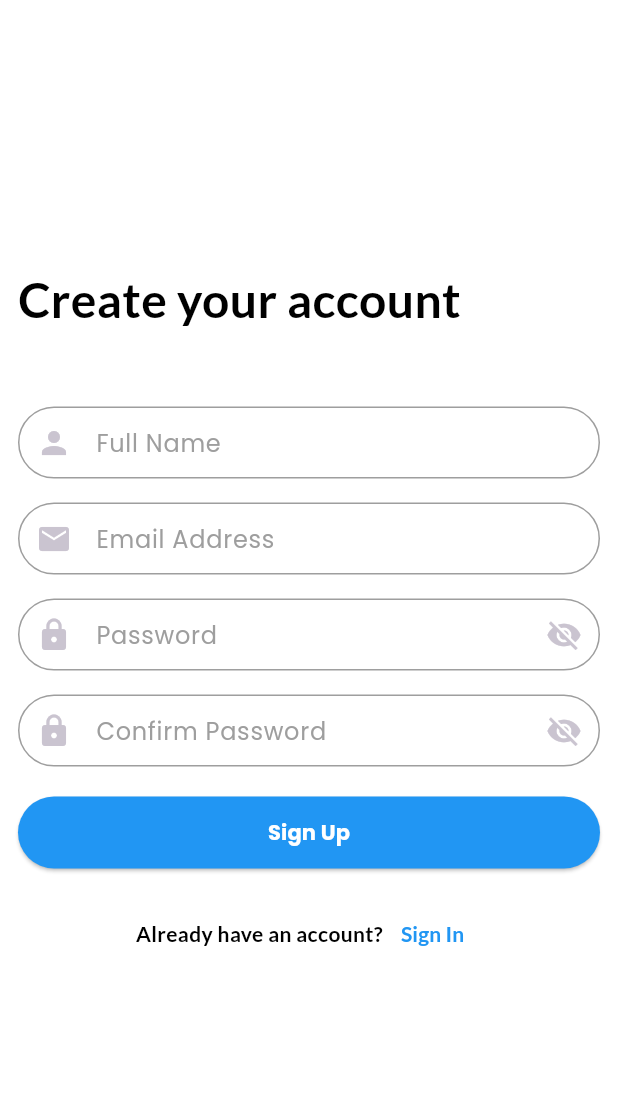
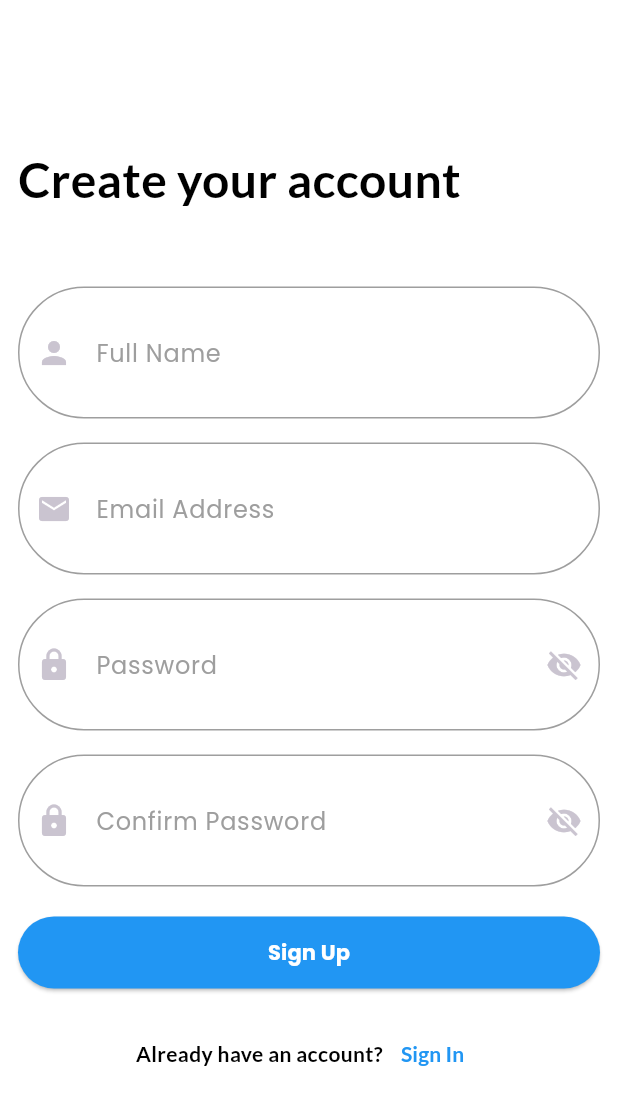
Before and after one commit to ravelinejunior/education_project, a Flutter app: the SignUpScreen screen opened by its route, on a phone screen of 412 x 824 dp. Shown: the top 1105 px of the screen. Run offline on Flutter 3.47's test engine with Material 3 defaults, Android fonts, the phone set to English and light mode, and no system bars; our stand-ins replace bloc, cloud_firestore, dartz, equatable, firebase_auth, firebase_core and 9 more; missing offline and left inert: firebase_ui_auth; accounts and stored records are empty.

```diff
--- a/analysis_options.yaml
+++ b/analysis_options.yaml
@@ -1,4 +1,5 @@
 analyzer:
   errors:
+    avoid_bool_literals_in_conditional_expressions: ignore
     public_member_api_docs: ignore
 include: package:very_good_analysis/analysis_options.yaml
--- a/lib/core/common/widgets/custom_text_field.dart
+++ b/lib/core/common/widgets/custom_text_field.dart
@@ -3,22 +3,28 @@ import 'package:flutter/material.dart';
 class CustomTextField extends StatefulWidget {
   const CustomTextField({
     required this.controller,
-    required this.labelText,
+    this.labelText,
     required this.hintText,
     required this.prefixIcon,
     super.key,
     this.isPasswordField = false,
     this.keyboardType = TextInputType.text,
     this.validator,
+    this.readOnly,
+    this.minHeight,
+    this.maxHeight,
   });
 
   final TextEditingController controller;
-  final String labelText;
+  final String? labelText;
   final String hintText;
   final Icon prefixIcon;
   final bool isPasswordField;
   final TextInputType keyboardType;
   final String? Function(String?)? validator;
+  final bool? readOnly;
+  final int? minHeight;
+  final int? maxHeight;
 
   @override
   State<CustomTextField> createState() => _CustomTextFieldState();
@@ -39,7 +45,7 @@ class _CustomTextFieldState extends State<CustomTextField> {
           widget.isPasswordField && _obscureText ? _obscureText : false,
       keyboardType: widget.keyboardType,
       cursorColor: Colors.grey,
-      style: const TextStyle(color: Colors.black),
+      style: TextStyle(color: Theme.of(context).colorScheme.onSurface),
       decoration: InputDecoration(
         labelText: widget.labelText,
         hintText: widget.hintText,
@@ -60,7 +66,8 @@ class _CustomTextFieldState extends State<CustomTextField> {
         errorBorder: const OutlineInputBorder(
           borderSide: BorderSide(color: Colors.red),
         ),
-        contentPadding: const EdgeInsets.symmetric(horizontal: 20),
+        contentPadding:
+            const EdgeInsets.symmetric(horizontal: 20, vertical: 32),
         suffixIcon: widget.isPasswordField
             ? IconButton(
                 icon: Icon(
@@ -75,6 +82,9 @@ class _CustomTextFieldState extends State<CustomTextField> {
             : null,
       ),
       validator: widget.validator,
+      readOnly: widget.readOnly ?? false,
+      minLines: widget.minHeight ?? 1,
+      maxLines: widget.maxHeight,
     );
   }
 }
```
Also changed, not shown: lib/core/extensions/string_extensions.dart (added, +14 -0 lines), lib/src/profile/presentation/view/commons/edit_profile_form.dart (added, +79 -0 lines), lib/src/profile/presentation/view/commons/edit_profile_form_text_field.dart (added, +55 -0 lines), lib/src/profile/presentation/view/edit_profile_view.dart (+9 -0 lines), pubspec.lock.
